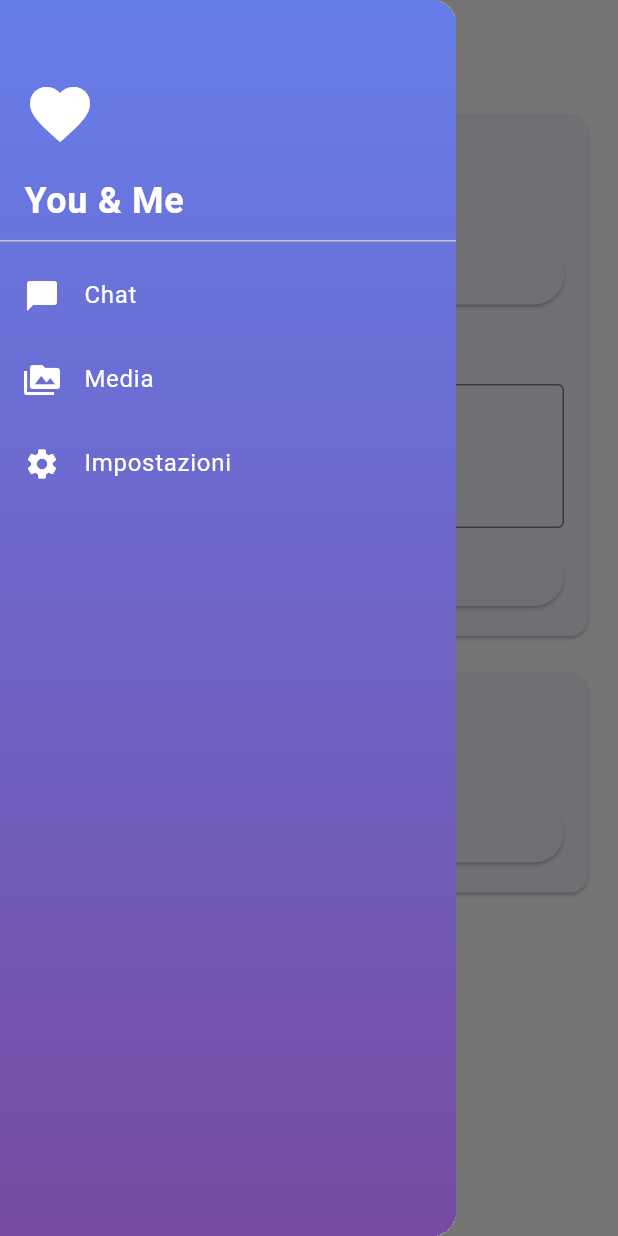
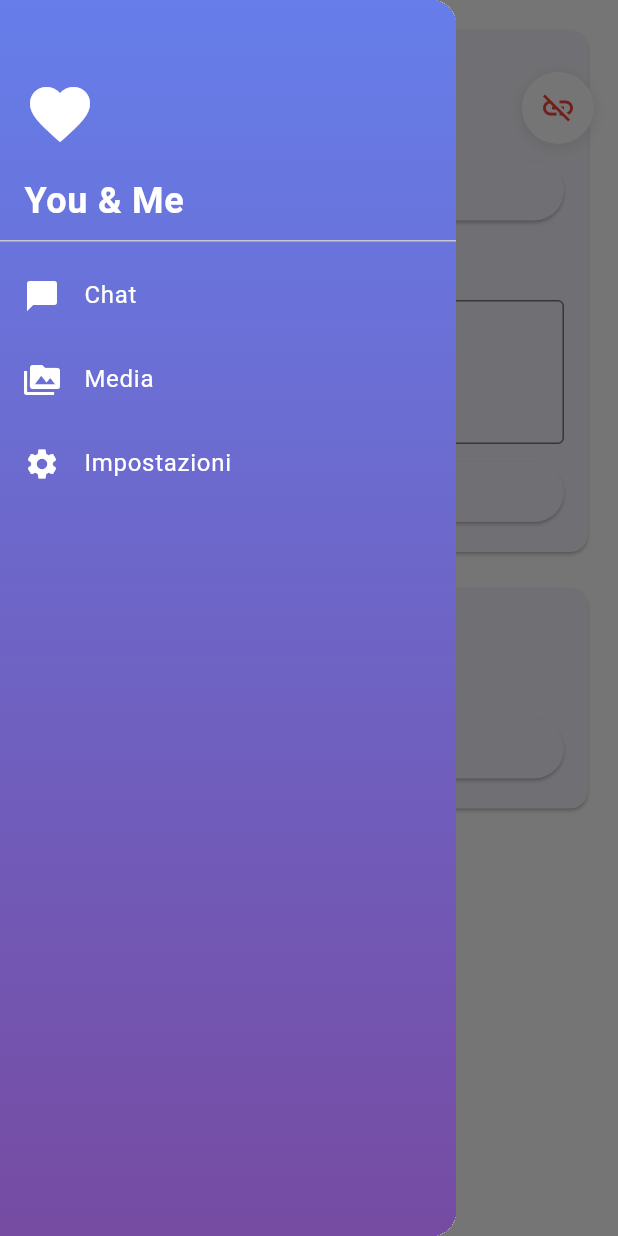
Before and after one commit to donpablitoooooooo/TuyJo, a Flutter app: the screen it shows after launch, in the side drawer, after a tap on the "menu" icon, on a phone screen of 412 x 824 dp. Run offline on Flutter 3.47's test engine with Material 3 defaults, Android fonts, the phone set to English and light mode, and no system bars; our stand-ins replace cloud_firestore, file_picker, firebase_core, firebase_messaging, firebase_storage, flutter_local_notifications and 5 more; missing offline and left inert: asn1lib, encrypt, mobile_scanner, pointycastle; accounts and stored records are empty.

Commit message:
refactor(ui): remove title bar and add floating menu/status icons
Major changes:
- Remove AppBar completely to maximize message space
- Add floating hamburger menu icon (top left) over interface
- Add floating paired/unpaired status icon (top right) over interface
- Remove status bar from chat screen
- Icons have white circular background with shadow for visibility
- Status shows paired (green link icon) or unpaired (red link_off icon)

This gives maximum screen space to messages while keeping essential
navigation and status controls accessible as floating overlays.

```diff
--- a/flutter-app/lib/screens/chat_screen.dart
+++ b/flutter-app/lib/screens/chat_screen.dart
@@ -895,35 +895,6 @@ class _ChatScreenState extends State<ChatScreen> with WidgetsBindingObserver {
     return Scaffold(
       body: Column(
         children: [
-          // Status indicator bar
-          Container(
-            padding: const EdgeInsets.symmetric(horizontal: 16, vertical: 8),
-            decoration: BoxDecoration(
-              color: Colors.white,
-              border: Border(
-                bottom: BorderSide(color: Colors.grey[200]!),
-              ),
-            ),
-            child: Row(
-              mainAxisAlignment: MainAxisAlignment.end,
-              children: [
-                Icon(
-                  chatService.isConnected ? Icons.cloud_done : Icons.cloud_off,
-                  color: chatService.isConnected ? Colors.green : Colors.red,
-                  size: 20,
-                ),
-                const SizedBox(width: 8),
-                Text(
-                  chatService.isConnected ? 'Online' : 'Offline',
-                  style: TextStyle(
-                    color: chatService.isConnected ? Colors.green : Colors.red,
-                    fontSize: 12,
-                    fontWeight: FontWeight.w500,
-                  ),
-                ),
-              ],
-            ),
-          ),
           Expanded(
             child: chatService.messages.isEmpty
                 ? const Center(
--- a/flutter-app/lib/screens/main_screen.dart
+++ b/flutter-app/lib/screens/main_screen.dart
@@ -76,21 +76,6 @@ class _MainScreenState extends State<MainScreen> {
     ];
 
     return Scaffold(
-      appBar: AppBar(
-        backgroundColor: Colors.white,
-        elevation: 0,
-        leading: Builder(
-          builder: (context) => IconButton(
-            icon: const Icon(Icons.menu, color: Color(0xFF667eea)),
-            onPressed: () => Scaffold.of(context).openDrawer(),
-          ),
-        ),
-        title: Text(
-          _selectedIndex == 0 ? 'Family Chat ❤️' :
-          _selectedIndex == 1 ? 'Media' : 'Impostazioni',
-          style: const TextStyle(color: Color(0xFF667eea)),
-        ),
-      ),
       drawer: Drawer(
         child: Container(
           decoration: const BoxDecoration(
@@ -161,9 +146,65 @@ class _MainScreenState extends State<MainScreen> {
           ),
         ),
       ),
-      body: IndexedStack(
-        index: _selectedIndex,
-        children: screens,
+      body: Stack(
+        children: [
+          // Main content
+          IndexedStack(
+            index: _selectedIndex,
+            children: screens,
+          ),
+          // Floating hamburger menu (top left)
+          Positioned(
+            top: 48,
+            left: 16,
+            child: Builder(
+              builder: (context) => Container(
+                decoration: BoxDecoration(
+                  color: Colors.white,
+                  shape: BoxShape.circle,
+                  boxShadow: [
+                    BoxShadow(
+                      color: Colors.black.withOpacity(0.1),
+                      blurRadius: 8,
+                      offset: const Offset(0, 2),
+                    ),
+                  ],
+                ),
+                child: IconButton(
+                  icon: const Icon(Icons.menu, color: Color(0xFF667eea)),
+                  onPressed: () => Scaffold.of(context).openDrawer(),
+                ),
+              ),
+            ),
+          ),
+          // Floating paired/unpaired status (top right)
+          Positioned(
+            top: 48,
+            right: 16,
+            child: Consumer<PairingService>(
+              builder: (context, pairingService, _) => Container(
+                decoration: BoxDecoration(
+                  color: Colors.white,
+                  shape: BoxShape.circle,
+                  boxShadow: [
+                    BoxShadow(
+                      color: Colors.black.withOpacity(0.1),
+                      blurRadius: 8,
+                      offset: const Offset(0, 2),
+                    ),
+                  ],
+                ),
+                child: IconButton(
+                  icon: Icon(
+                    pairingService.isPaired ? Icons.link : Icons.link_off,
+                    color: pairingService.isPaired ? Colors.green : Colors.red,
+                  ),
+                  onPressed: () {},
+                ),
+              ),
+            ),
+          ),
+        ],
       ),
     );
   }
```
